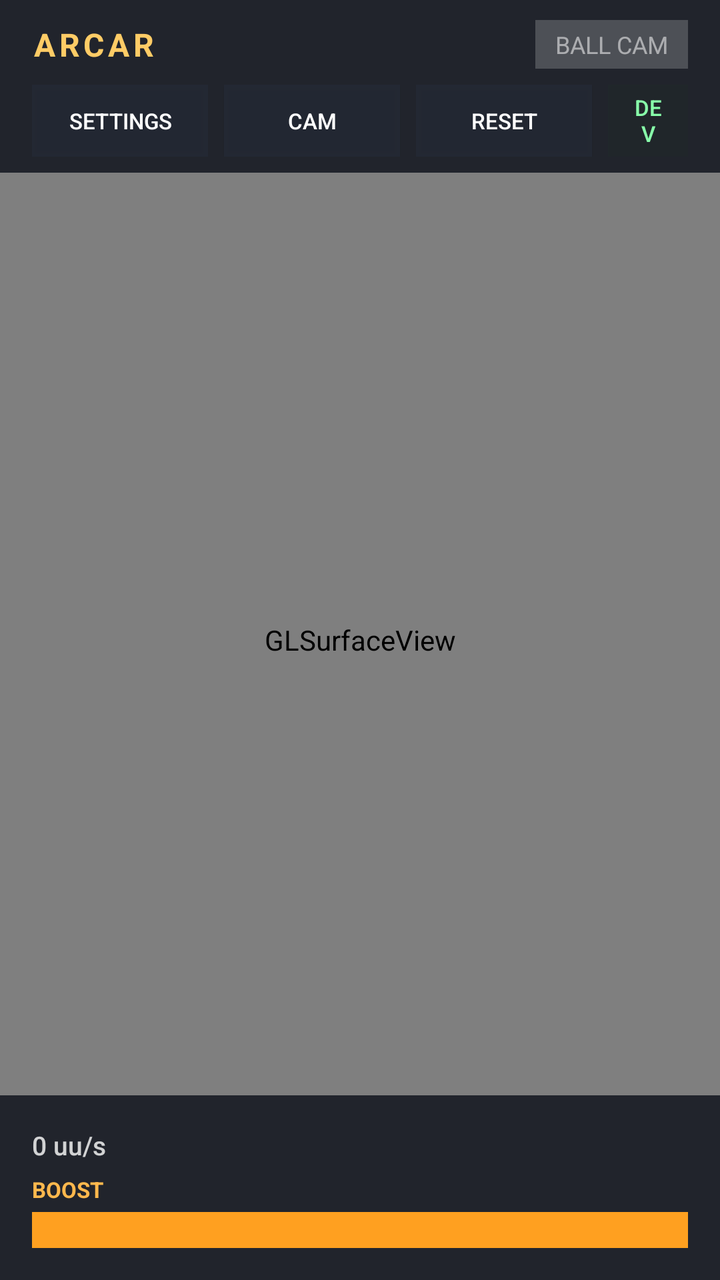
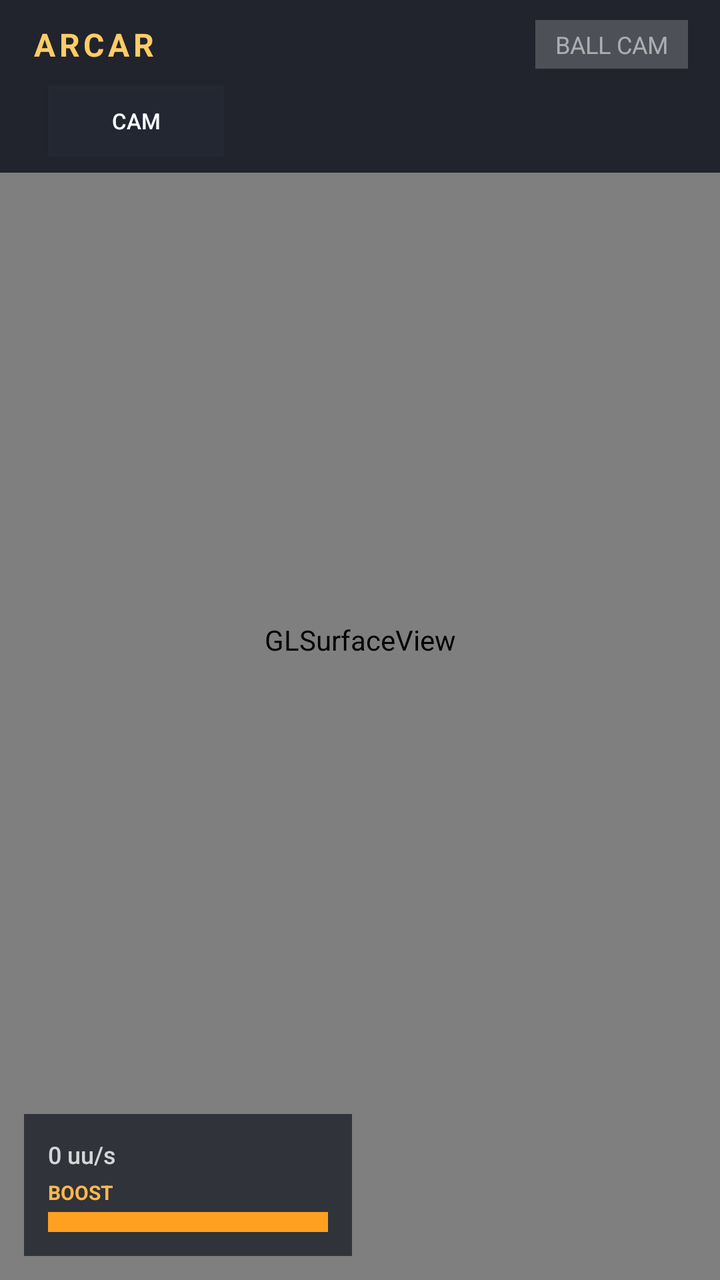

Two renders of the same Android screen: before a commit and after it. Below are the layout's source before the change and the commit's diff.
<!-- AndroidManifest.xml: application theme Theme.ArcAr -->
<!-- res/layout/activity_main.xml -->
<?xml version="1.0" encoding="utf-8"?>
<FrameLayout xmlns:android="http://schemas.android.com/apk/res/android"
    android:id="@+id/root"
    android:layout_width="match_parent"
    android:layout_height="match_parent"
    android:background="#000000">

    <android.opengl.GLSurfaceView
        android:id="@+id/gl_surface"
        android:layout_width="match_parent"
        android:layout_height="match_parent" />

    
    <LinearLayout
        android:layout_width="match_parent"
        android:layout_height="wrap_content"
        android:layout_gravity="top"
        android:orientation="vertical"
        android:paddingStart="16dp"
        android:paddingEnd="16dp"
        android:paddingTop="10dp"
        android:paddingBottom="8dp"
        android:background="#CC0A0E18">

        <LinearLayout
            android:layout_width="match_parent"
            android:layout_height="wrap_content"
            android:orientation="horizontal"
            android:gravity="center_vertical">

            <TextView
                android:id="@+id/hud_title"
                android:layout_width="0dp"
                android:layout_height="wrap_content"
                android:layout_weight="1"
                android:text="ARCAR"
                android:textColor="#FFCC66"
                android:textSize="16sp"
                android:textStyle="bold"
                android:letterSpacing="0.12" />

            <TextView
                android:id="@+id/hud_cam"
                android:layout_width="wrap_content"
                android:layout_height="wrap_content"
                android:text="BALL CAM"
                android:textColor="#88FFFFFF"
                android:textSize="12sp"
                android:paddingStart="10dp"
                android:paddingEnd="10dp"
                android:paddingTop="4dp"
                android:paddingBottom="4dp"
                android:background="#33FFFFFF" />
        </LinearLayout>

        <LinearLayout
            android:layout_width="match_parent"
            android:layout_height="wrap_content"
            android:orientation="horizontal"
            android:layout_marginTop="8dp"
            android:gravity="center_vertical">

            <Button
                android:id="@+id/btn_settings"
                android:layout_width="wrap_content"
                android:layout_height="36dp"
                android:text="SETTINGS"
                android:textSize="11sp"
                android:textColor="#FFFFFF"
                android:background="#442A3548"
                android:paddingStart="12dp"
                android:paddingEnd="12dp" />

            <Button
                android:id="@+id/btn_cam"
                android:layout_width="wrap_content"
                android:layout_height="36dp"
                android:layout_marginStart="8dp"
                android:text="CAM"
                android:textSize="11sp"
                android:textColor="#FFFFFF"
                android:background="#442A3548"
                android:paddingStart="12dp"
                android:paddingEnd="12dp" />

            <Button
                android:id="@+id/btn_reset"
                android:layout_width="wrap_content"
                android:layout_height="36dp"
                android:layout_marginStart="8dp"
                android:text="RESET"
                android:textSize="11sp"
                android:textColor="#FFFFFF"
                android:background="#442A3548"
                android:paddingStart="12dp"
                android:paddingEnd="12dp" />

            <Button
                android:id="@+id/btn_console"
                android:layout_width="wrap_content"
                android:layout_height="36dp"
                android:layout_marginStart="8dp"
                android:text="DEV"
                android:textSize="11sp"
                android:textColor="#88FFAA"
                android:background="#33203328"
                android:paddingStart="12dp"
                android:paddingEnd="12dp" />
        </LinearLayout>
    </LinearLayout>

    
    <LinearLayout
        android:layout_width="match_parent"
        android:layout_height="wrap_content"
        android:layout_gravity="bottom"
        android:orientation="vertical"
        android:padding="16dp"
        android:background="#CC0A0E18">

        <TextView
            android:id="@+id/hud_speed"
            android:layout_width="match_parent"
            android:layout_height="wrap_content"
            android:text="0 uu/s"
            android:textColor="#CCFFFFFF"
            android:textSize="13sp"
            android:fontFamily="sans-serif-medium" />

        <TextView
            android:id="@+id/hud_boost_label"
            android:layout_width="match_parent"
            android:layout_height="wrap_content"
            android:layout_marginTop="6dp"
            android:text="BOOST"
            android:textColor="#FFB84D"
            android:textSize="11sp"
            android:textStyle="bold" />

        <FrameLayout
            android:layout_width="match_parent"
            android:layout_height="18dp"
            android:layout_marginTop="4dp"
            android:background="#33FFFFFF">

            <View
                android:id="@+id/boost_fill"
                android:layout_width="match_parent"
                android:layout_height="match_parent"
                android:background="#FFFFA020"
                android:layout_gravity="start" />
        </FrameLayout>

        <TextView
            android:id="@+id/hud_goal"
            android:layout_width="match_parent"
            android:layout_height="wrap_content"
            android:layout_marginTop="8dp"
            android:text=""
            android:textColor="#FFFFDD66"
            android:textSize="20sp"
            android:textStyle="bold"
            android:gravity="center"
            android:visibility="gone" />
    </LinearLayout>

    <ScrollView
        android:id="@+id/console_scroll"
        android:layout_width="match_parent"
        android:layout_height="160dp"
        android:layout_gravity="center"
        android:background="#EE000000"
        android:visibility="gone"
        android:padding="10dp">

        <TextView
            android:id="@+id/console_text"
            android:layout_width="match_parent"
            android:layout_height="wrap_content"
            android:textColor="#00FF88"
            android:textSize="11sp"
            android:fontFamily="monospace"
            android:text="[console]" />
    </ScrollView>
</FrameLayout>
<!-- resources referenced by this layout -->
<resources>
  <style name="Theme.ArcAr" parent="android:Theme.Material.NoActionBar">
          <item name="android:windowFullscreen">true</item>
          <item name="android:statusBarColor">#000000</item>
          <item name="android:navigationBarColor">#000000</item>
      </style>
</resources>

<!-- the commit's change to res/layout/activity_main.xml (unified diff, before → after) -->
@@ -69,7 +69,8 @@
                 android:textColor="#FFFFFF"
                 android:background="#442A3548"
                 android:paddingStart="12dp"
-                android:paddingEnd="12dp" />
+                android:paddingEnd="12dp" 
+                android:visibility="gone" />
 
             <Button
                 android:id="@+id/btn_cam"
@@ -93,7 +94,8 @@
                 android:textColor="#FFFFFF"
                 android:background="#442A3548"
                 android:paddingStart="12dp"
-                android:paddingEnd="12dp" />
+                android:paddingEnd="12dp" 
+                android:visibility="gone" />
 
             <Button
                 android:id="@+id/btn_console"
@@ -105,42 +107,44 @@
                 android:textColor="#88FFAA"
                 android:background="#33203328"
                 android:paddingStart="12dp"
-                android:paddingEnd="12dp" />
+                android:paddingEnd="12dp" 
+                android:visibility="gone" />
         </LinearLayout>
     </LinearLayout>
 
     
     <LinearLayout
-        android:layout_width="match_parent"
+        android:layout_width="wrap_content"
         android:layout_height="wrap_content"
-        android:layout_gravity="bottom"
+        android:layout_gravity="bottom|start"
         android:orientation="vertical"
-        android:padding="16dp"
-        android:background="#CC0A0E18">
+        android:padding="12dp"
+        android:layout_margin="12dp"
+        android:background="#AA0A0E18">
 
         <TextView
             android:id="@+id/hud_speed"
-            android:layout_width="match_parent"
+            android:layout_width="wrap_content"
             android:layout_height="wrap_content"
             android:text="0 uu/s"
             android:textColor="#CCFFFFFF"
-            android:textSize="13sp"
+            android:textSize="12sp"
             android:fontFamily="sans-serif-medium" />
 
         <TextView
             android:id="@+id/hud_boost_label"
-            android:layout_width="match_parent"
+            android:layout_width="wrap_content"
             android:layout_height="wrap_content"
-            android:layout_marginTop="6dp"
+            android:layout_marginTop="4dp"
             android:text="BOOST"
             android:textColor="#FFB84D"
-            android:textSize="11sp"
+            android:textSize="10sp"
             android:textStyle="bold" />
 
         <FrameLayout
-            android:layout_width="match_parent"
-            android:layout_height="18dp"
-            android:layout_marginTop="4dp"
+            android:layout_width="140dp"
+            android:layout_height="10dp"
+            android:layout_marginTop="3dp"
             android:background="#33FFFFFF">
 
             <View
@@ -150,19 +154,23 @@
                 android:background="#FFFFA020"
                 android:layout_gravity="start" />
         </FrameLayout>
+    </LinearLayout>
 
-        <TextView
-            android:id="@+id/hud_goal"
-            android:layout_width="match_parent"
-            android:layout_height="wrap_content"
-            android:layout_marginTop="8dp"
-            android:text=""
-            android:textColor="#FFFFDD66"
-            android:textSize="20sp"
-            android:textStyle="bold"
-            android:gravity="center"
-            android:visibility="gone" />
-    </LinearLayout>
+    <TextView
+        android:id="@+id/hud_goal"
+        android:layout_width="match_parent"
+        android:layout_height="wrap_content"
+        android:layout_gravity="center"
+        android:text=""
+        android:textColor="#FFFFDD66"
+        android:textSize="28sp"
+        android:textStyle="bold"
+        android:gravity="center"
+        android:visibility="gone"
+        android:shadowColor="#FF000000"
+        android:shadowDx="0"
+        android:shadowDy="2"
+        android:shadowRadius="6" />
 
     <ScrollView
         android:id="@+id/console_scroll"
